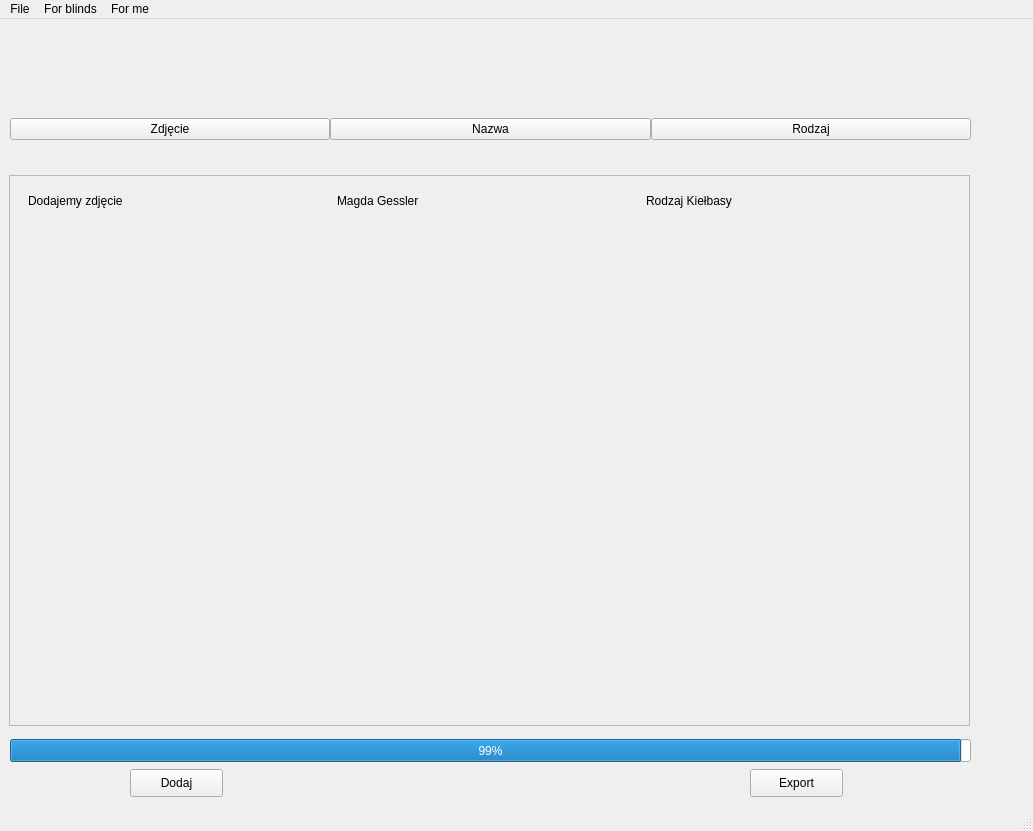
Before: the Qt Designer form gui/gui.ui in MariuszAKS/Projekt_IO, drawn with Qt 5.
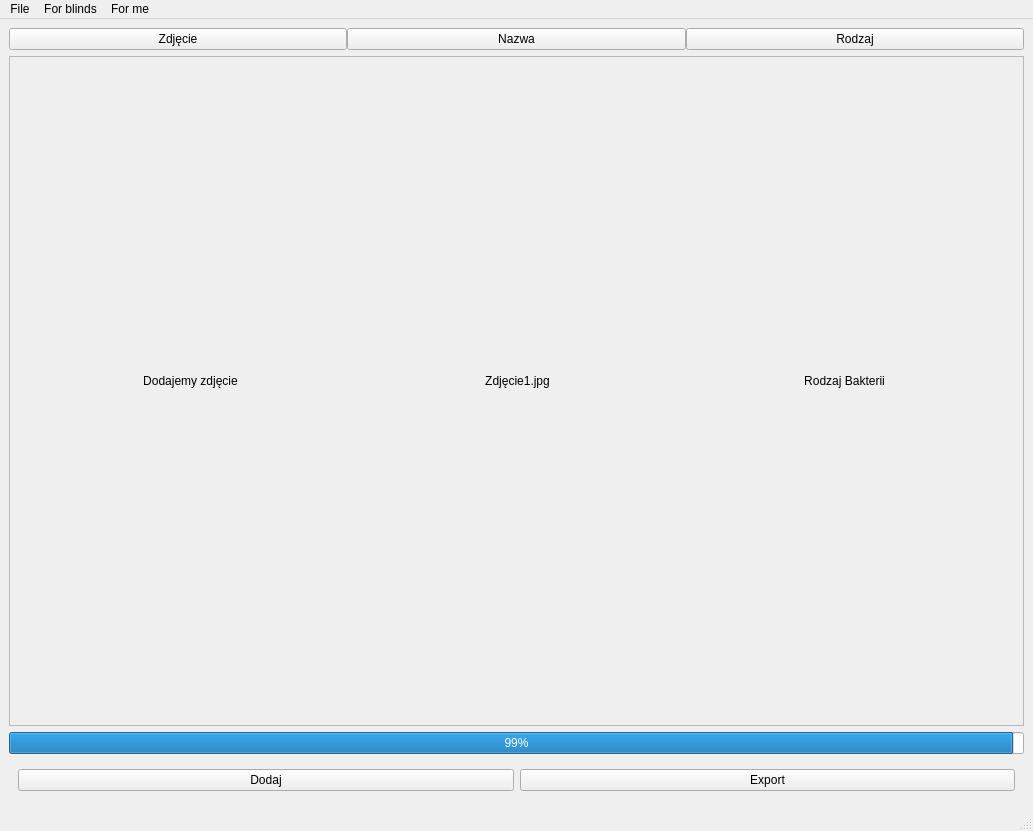
After: the same form once the commit is applied.

```diff
--- a/gui/gui.ui
+++ b/gui/gui.ui
@@ -14,54 +14,8 @@
    <string>MainWindow</string>
   </property>
   <widget class="QWidget" name="centralwidget">
-   <widget class="QProgressBar" name="progressBar">
-    <property name="geometry">
-     <rect>
-      <x>10</x>
-      <y>720</y>
-      <width>961</width>
-      <height>23</height>
-     </rect>
-    </property>
-    <property name="value">
-     <number>99</number>
-    </property>
-   </widget>
-   <widget class="QPushButton" name="pushButton">
-    <property name="geometry">
-     <rect>
-      <x>130</x>
-      <y>750</y>
-      <width>93</width>
-      <height>28</height>
-     </rect>
-    </property>
-    <property name="text">
-     <string>Dodaj</string>
-    </property>
-   </widget>
-   <widget class="QPushButton" name="pushButton_2">
-    <property name="geometry">
-     <rect>
-      <x>750</x>
-      <y>750</y>
-      <width>93</width>
-      <height>28</height>
-     </rect>
-    </property>
-    <property name="text">
-     <string>Export</string>
-    </property>
-   </widget>
-   <widget class="QWidget" name="horizontalLayoutWidget">
-    <property name="geometry">
-     <rect>
-      <x>10</x>
-      <y>70</y>
-      <width>961</width>
-      <height>80</height>
-     </rect>
-    </property>
+   <layout class="QVBoxLayout" name="verticalLayout">
+    <item>
     <layout class="QHBoxLayout" name="horizontalLayout">
      <property name="spacing">
       <number>0</number>
@@ -97,73 +51,120 @@
       </widget>
      </item>
     </layout>
-   </widget>
+    </item>
+    <item>
    <widget class="QScrollArea" name="scrollArea">
-    <property name="geometry">
-     <rect>
-      <x>9</x>
-      <y>156</y>
-      <width>961</width>
-      <height>551</height>
-     </rect>
-    </property>
     <property name="widgetResizable">
      <bool>true</bool>
     </property>
+      <property name="alignment">
+       <set>Qt::AlignLeading|Qt::AlignLeft|Qt::AlignVCenter</set>
+      </property>
     <widget class="QWidget" name="scrollAreaWidgetContents">
      <property name="geometry">
       <rect>
        <x>0</x>
        <y>0</y>
-       <width>959</width>
-       <height>549</height>
-      </rect>
-     </property>
+         <width>1009</width>
+         <height>631</height>
+        </rect>
+       </property>
+       <property name="layoutDirection">
+        <enum>Qt::LeftToRight</enum>
+       </property>
+       <layout class="QVBoxLayout" name="verticalLayout_2">
+        <property name="bottomMargin">
+         <number>11</number>
+        </property>
+        <item>
      <widget class="QWidget" name="widget" native="true">
-      <property name="geometry">
-       <rect>
-        <x>9</x>
-        <y>9</y>
-        <width>941</width>
-        <height>41</height>
-       </rect>
-      </property>
-      <widget class="QWidget" name="horizontalLayoutWidget_2">
-       <property name="geometry">
-        <rect>
-         <x>9</x>
-         <y>0</y>
-         <width>921</width>
-         <height>31</height>
-        </rect>
+          <property name="maximumSize">
+           <size>
+            <width>16777215</width>
+            <height>50</height>
+           </size>
+          </property>
+          <property name="layoutDirection">
+           <enum>Qt::LeftToRight</enum>
+          </property>
+          <property name="autoFillBackground">
+           <bool>false</bool>
        </property>
        <layout class="QHBoxLayout" name="horizontalLayout_2">
+           <property name="sizeConstraint">
+            <enum>QLayout::SetDefaultConstraint</enum>
+           </property>
+           <property name="leftMargin">
+            <number>11</number>
+           </property>
+           <property name="bottomMargin">
+            <number>11</number>
+           </property>
         <item>
          <widget class="QLabel" name="label_3">
           <property name="text">
            <string>Dodajemy zdjęcie</string>
           </property>
+             <property name="alignment">
+              <set>Qt::AlignHCenter|Qt::AlignTop</set>
+             </property>
          </widget>
         </item>
         <item>
          <widget class="QLabel" name="label_2">
           <property name="text">
-           <string>Magda Gessler</string>
+              <string>Zdjęcie1.jpg</string>
+             </property>
+             <property name="alignment">
+              <set>Qt::AlignHCenter|Qt::AlignTop</set>
           </property>
          </widget>
         </item>
         <item>
          <widget class="QLabel" name="label">
           <property name="text">
-           <string>Rodzaj Kiełbasy</string>
-          </property>
+              <string>Rodzaj Bakterii</string>
+             </property>
+             <property name="alignment">
+              <set>Qt::AlignHCenter|Qt::AlignTop</set>
+             </property>
          </widget>
         </item>
        </layout>
       </widget>
-     </widget>
-    </widget>
-   </widget>
+        </item>
+       </layout>
+      </widget>
+     </widget>
+    </item>
+    <item>
+     <widget class="QProgressBar" name="progressBar">
+      <property name="value">
+       <number>99</number>
+      </property>
+     </widget>
+    </item>
+    <item>
+     <widget class="QWidget" name="widget_2" native="true">
+      <layout class="QHBoxLayout" name="horizontalLayout_3">
+       <item>
+        <widget class="QPushButton" name="pushButton">
+         <property name="text">
+          <string>Dodaj</string>
+         </property>
+        </widget>
+       </item>
+       <item>
+        <widget class="QPushButton" name="pushButton_2">
+         <property name="text">
+          <string>Export</string>
+         </property>
+        </widget>
+       </item>
+      </layout>
+     </widget>
+    </item>
+   </layout>
   </widget>
   <widget class="QMenuBar" name="menubar">
    <property name="geometry">
```
Lines whose indentation alone changed are shown as unchanged.
